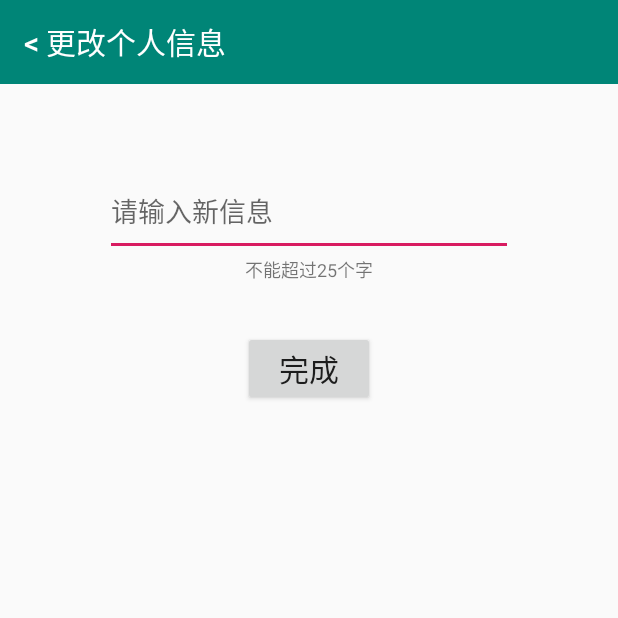
After one commit to MackHsu/FoodCare, an Android app: the ChangeAccountInfoActivity screen opened directly, with no data from a screen before it, on a phone screen of 412 x 824 dp, the top half of it. The commit adds this screen. Run offline under Robolectric (Android 15) with nearby library versions, the phone set to English and light mode, and no system bars.

Commit message:
添加了用于信息的更改的活动

```diff
--- /dev/null
+++ b/app/src/main/java/com/example/foodcare/activity/ChangeAccountInfoActivity.java
@@ -0,0 +1,64 @@
+package com.example.foodcare.activity;
+
+import android.content.Intent;
+import android.opengl.ETC1;
+import android.support.v7.app.AppCompatActivity;
+import android.os.Bundle;
+import android.support.v7.widget.Toolbar;
+import android.view.Gravity;
+import android.view.View;
+import android.widget.Button;
+import android.widget.EditText;
+import android.widget.TextView;
+import android.widget.Toast;
+
+import com.example.foodcare.R;
+
+public class ChangeAccountInfoActivity extends AppCompatActivity {
+    public String resultInfo="未确定";
+    private Toolbar toolbar;
+    Intent resultIntent=new Intent();
+    private TextView changeTitle;
+    private EditText changeInfo;
+    private Button changeSubmit;
+    @Override
+    protected void onCreate(Bundle savedInstanceState) {
+        super.onCreate(savedInstanceState);
+        setContentView(R.layout.activity_change_account_info);
+        toolbar=findViewById(R.id.toolbar_account_info);
+        changeTitle=(TextView)findViewById(R.id.change_account_info_activity_class);
+        Intent getIntent=getIntent();
+        String getData=getIntent.getStringExtra("change_title");
+        changeTitle.setText(getData);
+        changeInfo=(EditText) findViewById(R.id.change_account_info_activity_text);
+        changeSubmit=(Button)findViewById(R.id.change_account_info_activity_submit);
+        toolbar.setTitle("< 更改个人信息");
+        toolbar.setOnClickListener(new View.OnClickListener() {
+            @Override
+            public void onClick(View v) {
+                backTo();
+                finish();
+            }
+        });
+
+        changeSubmit.setOnClickListener(new View.OnClickListener() {
+            @Override
+            public void onClick(View v) {
+                if(changeInfo.getText().toString().equals("")){
+                    Toast toast = Toast.makeText(getApplicationContext(), "请填写信息",  Toast.LENGTH_SHORT);
+                    toast.setGravity(Gravity.CENTER, 0, 0);
+                    toast.show();
+                    return;
+                }
+                resultInfo=changeInfo.getText().toString();
+                backTo();
+                finish();
+            }
+        });
+    }
+
+    public void backTo(){
+        resultIntent.putExtra("info",resultInfo);
+        setResult(RESULT_OK,resultIntent);
+    }
+}
--- /dev/null
+++ b/app/src/main/res/layout/activity_change_account_info.xml
@@ -0,0 +1,50 @@
+<?xml version="1.0" encoding="utf-8"?>
+<LinearLayout xmlns:android="http://schemas.android.com/apk/res/android"
+    android:orientation="vertical"
+    android:layout_width="match_parent"
+    android:layout_height="match_parent"
+    xmlns:app="http://schemas.android.com/apk/res-auto">
+
+    <android.support.v7.widget.Toolbar
+        android:layout_width="match_parent"
+        android:layout_height="?attr/actionBarSize"
+        android:id="@+id/toolbar_account-info"
+        android:background="@color/colorPrimary"
+        android:minHeight="?attr/actionBarSize"
+        android:theme="@style/ThemeOverlay.AppCompat.Dark.ActionBar"
+        app:popupTheme="@style/Theme.AppCompat.Light"
+        />
+    <TextView
+        android:id="@+id/change_account_info_activity_class"
+        android:layout_width="match_parent"
+        android:layout_height="wrap_content"
+        android:layout_marginTop="20dp"
+        android:gravity="center_horizontal"
+        android:textSize="25dp"
+        android:text="用户信息"/>
+    <EditText
+        android:id="@+id/change_account_info_activity_text"
+        android:layout_width="match_parent"
+        android:layout_height="60dp"
+        android:layout_marginLeft="70dp"
+        android:layout_marginRight="70dp"
+        android:hint="请输入新信息"
+        />
+    <TextView
+        android:id="@+id/change_account_info_activity_hint"
+        android:layout_width="match_parent"
+        android:layout_height="50dp"
+        android:gravity="center_horizontal"
+        android:textSize="12dp"
+        android:text="不能超过25个字"/>
+
+    <Button
+        android:id="@+id/change_account_info_activity_submit"
+        android:layout_width="wrap_content"
+        android:layout_height="wrap_content"
+        android:text="完成"
+        android:textSize="20dp"
+        android:layout_gravity="center_horizontal"/>
+
+
+</LinearLayout>
```
Also changed, not shown: app/src/main/AndroidManifest.xml (+9 -5 lines), app/src/main/java/com/example/foodcare/activity/UserInfoActivity.java (+102 -0 lines).
